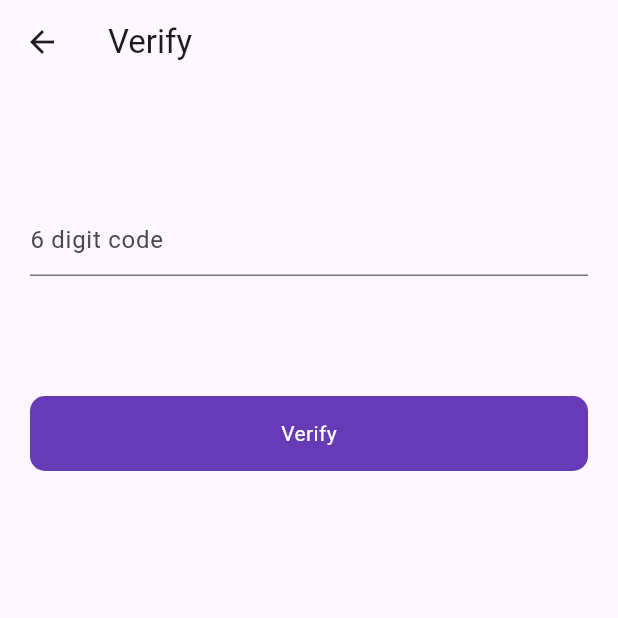
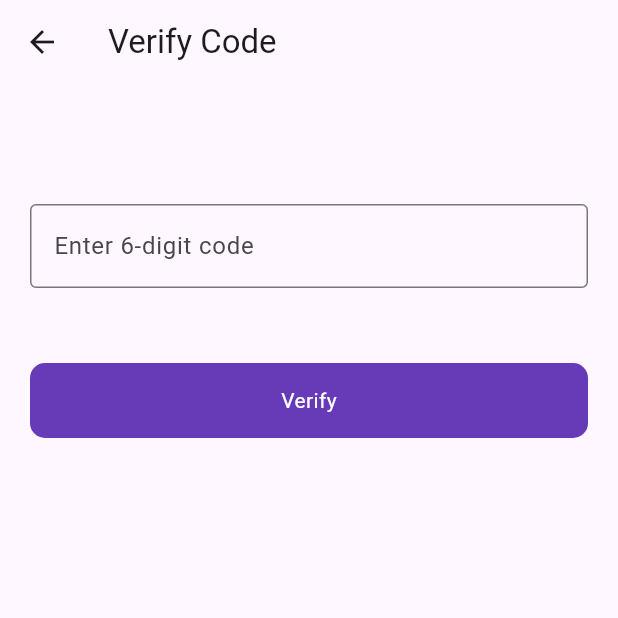
Before and after one commit to Qasim-afzaal/Flutter_RealTime_DB_Firebase, a Flutter app: the VerifyCodeScreen screen opened directly with empty values, on a phone screen of 412 x 824 dp, the top half of it. Run offline on Flutter 3.47's test engine with Material 3 defaults, Android fonts, the phone set to English and light mode, and no system bars; our stand-ins replace cloud_firestore, firebase_auth, firebase_core, firebase_database, firebase_storage, fluttertoast and 1 more; accounts and stored records are empty.

Commit message:
refactor and make code clean

```diff
--- a/lib/ui/auth/phone_auth/verify_code.dart
+++ b/lib/ui/auth/phone_auth/verify_code.dart
@@ -4,10 +4,8 @@ import 'package:real_time_db_firebase/utils/utils.dart';
 import '../../../widgets/round_button.dart';
 import '../../firebase_database/post_screen.dart';
 
-
-
 class VerifyCodeScreen extends StatefulWidget {
-  final String verificationId ;
+  final String verificationId;
   const VerifyCodeScreen({super.key, required this.verificationId});
 
   @override
@@ -15,54 +13,60 @@ class VerifyCodeScreen extends StatefulWidget {
 }
 
 class _VerifyCodeScreenState extends State<VerifyCodeScreen> {
-  bool loading = false ;
-  final verificationCodeController = TextEditingController();
-  final auth = FirebaseAuth.instance ;
+  bool loading = false;
+  final TextEditingController verificationCodeController = TextEditingController();
+  final FirebaseAuth auth = FirebaseAuth.instance;
 
   @override
   Widget build(BuildContext context) {
     return Scaffold(
-      appBar: AppBar(
-        title: Text('Verify'),
-      ),
-      body: Padding(
+      appBar: AppBar(title: const Text('Verify Code')),
+      body: SingleChildScrollView(
+        keyboardDismissBehavior: ScrollViewKeyboardDismissBehavior.onDrag,
         padding: const EdgeInsets.symmetric(horizontal: 20),
         child: Column(
+          mainAxisAlignment: MainAxisAlignment.center,
           children: [
-            SizedBox(height: 80,),
-
+            const SizedBox(height: 80),
             TextFormField(
               controller: verificationCodeController,
               keyboardType: TextInputType.number,
-              decoration: InputDecoration(
-                  hintText: '6 digit code'
+              decoration: const InputDecoration(
+                hintText: 'Enter 6-digit code',
+                border: OutlineInputBorder(),
               ),
             ),
-            SizedBox(height: 80,),
-            RoundButton(title: 'Verify',loading: loading, onTap: ()async{
+            const SizedBox(height: 50),
+            RoundButton(
+              title: 'Verify',
+              loading: loading,
+              onTap: () async {
+                if (verificationCodeController.text.trim().length != 6) {
+                  Utils.showToast('Enter a valid 6-digit code');
+                  return;
+                }
 
-              setState(() {
-                loading = true ;
-              });
-              final crendital = PhoneAuthProvider.credential(
+                setState(() => loading = true);
+                final credential = PhoneAuthProvider.credential(
                   verificationId: widget.verificationId,
-                  smsCode: verificationCodeController.text.toString()
-              );
+                  smsCode: verificationCodeController.text.trim(),
+                );
 
-              try{
-
-                await auth.signInWithCredential(crendital);
-
-                Navigator.push(context, MaterialPageRoute(builder: (context) => PostScreen()));
-
-              }catch(e){
-                setState(() {
-                  loading = false ;
-                });
-                Utils.showToast(e.toString());
-              }
-            })
-
+                try {
+                  await auth.signInWithCredential(credential);
+                  Navigator.pushReplacement(
+                    context,
+                    MaterialPageRoute(builder: (context) => const PostScreen()),
+                  );
+                } on FirebaseAuthException catch (e) {
+                  Utils.showToast(e.message ?? 'Verification failed');
+                } catch (e) {
+                  Utils.showToast('An unexpected error occurred');
+                } finally {
+                  setState(() => loading = false);
+                }
+              },
+            ),
           ],
         ),
       ),
```
